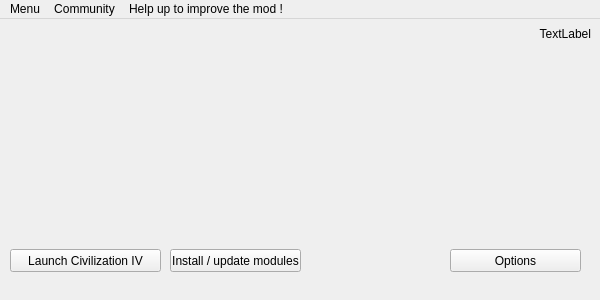
Qt form checker/mainwindow.ui (dbkblk/rand_launcher) before a commit.
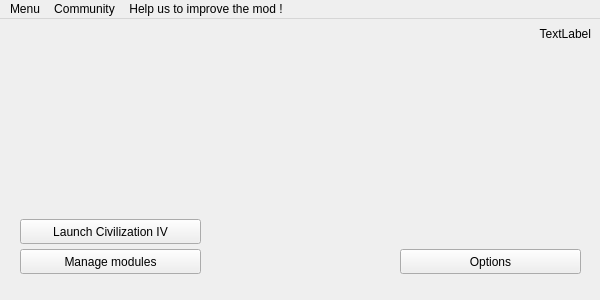
The same form after that commit.

The edit to the form file:
```diff
--- a/checker/mainwindow.ui
+++ b/checker/mainwindow.ui
@@ -47,10 +47,10 @@
    <widget class="QPushButton" name="bt_launch">
     <property name="geometry">
      <rect>
-      <x>10</x>
-      <y>230</y>
-      <width>151</width>
-      <height>23</height>
+      <x>20</x>
+      <y>200</y>
+      <width>181</width>
+      <height>25</height>
      </rect>
     </property>
     <property name="autoFillBackground">
@@ -72,10 +72,10 @@
    <widget class="QPushButton" name="bt_option">
     <property name="geometry">
      <rect>
-      <x>450</x>
+      <x>400</x>
       <y>230</y>
-      <width>131</width>
-      <height>23</height>
+      <width>181</width>
+      <height>25</height>
      </rect>
     </property>
     <property name="styleSheet">
@@ -116,14 +116,14 @@
    <widget class="QPushButton" name="bt_components">
     <property name="geometry">
      <rect>
-      <x>170</x>
+      <x>20</x>
       <y>230</y>
-      <width>131</width>
-      <height>23</height>
+      <width>181</width>
+      <height>25</height>
      </rect>
     </property>
     <property name="text">
-     <string>Install / update modules</string>
+     <string>Manage modules</string>
     </property>
    </widget>
   </widget>
@@ -155,7 +155,7 @@
    </widget>
    <widget class="QMenu" name="menuTools">
     <property name="title">
-     <string>Help up to improve the mod !</string>
+     <string>Help us to improve the mod !</string>
     </property>
     <widget class="QMenu" name="menuDevelopment_tools">
      <property name="title">
```
